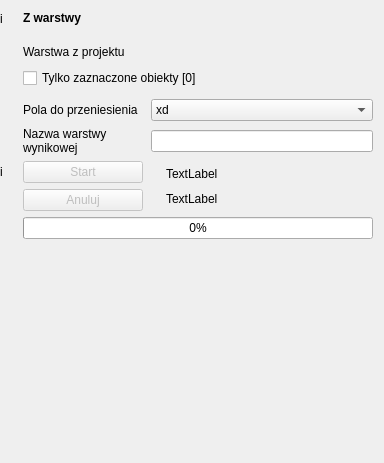
This is gissupport_plugin/modules/uldk/modules/layer_import/main_base.ui in gis-support/gis-support-plugin as Qt 5 draws it before an edit. The edited form follows.
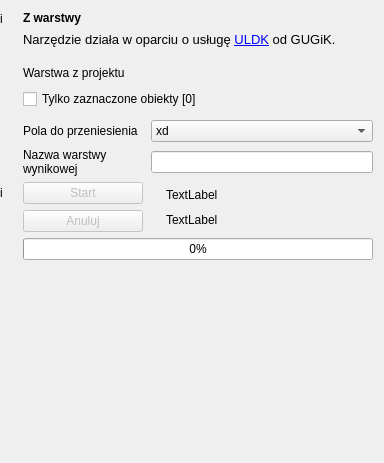
This is the edited form. Custom widgets are drawn as their Qt base class.

```diff
--- a/gissupport_plugin/modules/uldk/modules/layer_import/main_base.ui
+++ b/gissupport_plugin/modules/uldk/modules/layer_import/main_base.ui
@@ -37,7 +37,7 @@
      <property name="horizontalSpacing">
       <number>8</number>
      </property>
-     <item row="7" column="1">
+     <item row="8" column="1">
       <widget class="QPushButton" name="button_start">
        <property name="enabled">
         <bool>false</bool>
@@ -59,7 +59,7 @@
        </property>
       </widget>
      </item>
-     <item row="8" column="1">
+     <item row="9" column="1">
       <widget class="QPushButton" name="button_cancel">
        <property name="enabled">
         <bool>false</bool>
@@ -106,7 +106,7 @@
        </property>
       </widget>
      </item>
-     <item row="1" column="1">
+     <item row="2" column="1">
       <spacer name="verticalSpacer_2">
        <property name="orientation">
         <enum>Qt::Vertical</enum>
@@ -122,7 +122,7 @@
        </property>
       </spacer>
      </item>
-     <item row="4" column="1">
+     <item row="5" column="1">
       <spacer name="verticalSpacer_4">
        <property name="orientation">
         <enum>Qt::Vertical</enum>
@@ -138,7 +138,7 @@
        </property>
       </spacer>
      </item>
-     <item row="2" column="2">
+     <item row="3" column="2">
       <widget class="QgsMapLayerComboBox" name="layer_select" native="true">
        <property name="minimumSize">
         <size>
@@ -170,7 +170,23 @@
        </property>
       </widget>
      </item>
-     <item row="6" column="1">
+     <item row="1" column="1" colspan="2">
+      <widget class="QLabel" name="infoLabel">
+       <property name="text">
+        <string>&lt;html&gt;&lt;head/&gt;&lt;body&gt;&lt;p&gt;&lt;span style=&quot; font-size:10pt;&quot;&gt;Narzędzie działa w oparciu o usługę &lt;a href=&quot;https://uldk.gugik.gov.pl/opis.html&quot;&gt;&lt;span style=&quot; text-decoration: underline; color:#0000ff;&quot;&gt;ULDK&lt;/span&gt;&lt;/a&gt; od GUGiK.&lt;/span&gt;&lt;/p&gt;&lt;/body&gt;&lt;/html&gt;</string>
+       </property>
+       <property name="textFormat">
+        <enum>Qt::RichText</enum>
+       </property>
+       <property name="wordWrap">
+        <bool>true</bool>
+       </property>
+       <property name="openExternalLinks">
+        <bool>true</bool>
+       </property>
+      </widget>
+     </item>
+     <item row="7" column="1">
       <widget class="QLabel" name="label_2">
        <property name="maximumSize">
         <size>
@@ -187,7 +203,7 @@
        </property>
       </widget>
      </item>
-     <item row="7" column="0">
+     <item row="8" column="0">
       <widget class="QLabel" name="label_info_start">
        <property name="maximumSize">
         <size>
@@ -206,7 +222,7 @@
        </property>
       </widget>
      </item>
-     <item row="5" column="1">
+     <item row="6" column="1">
       <widget class="QLabel" name="label_4">
        <property name="maximumSize">
         <size>
@@ -222,7 +238,7 @@
        </property>
       </widget>
      </item>
-     <item row="6" column="2">
+     <item row="7" column="2">
       <widget class="QLineEdit" name="text_edit_target_layer_name">
        <property name="sizePolicy">
         <sizepolicy hsizetype="Preferred" vsizetype="Fixed">
@@ -238,7 +254,7 @@
        </property>
       </widget>
      </item>
-     <item row="7" column="2" rowspan="2">
+     <item row="8" column="2" rowspan="2">
       <layout class="QVBoxLayout" name="verticalLayout_3">
        <property name="leftMargin">
         <number>15</number>
@@ -262,7 +278,7 @@
        </item>
       </layout>
      </item>
-     <item row="3" column="1" colspan="2">
+     <item row="4" column="1" colspan="2">
       <widget class="QCheckBox" name="checkbox_selected_only">
        <property name="minimumSize">
         <size>
@@ -281,7 +297,7 @@
        </property>
       </widget>
      </item>
-     <item row="2" column="1">
+     <item row="3" column="1">
       <widget class="QLabel" name="label">
        <property name="minimumSize">
         <size>
@@ -300,7 +316,7 @@
        </property>
       </widget>
      </item>
-     <item row="5" column="2">
+     <item row="6" column="2">
       <widget class="QgsCheckableComboBox" name="combobox_fields_select">
        <property name="minimumSize">
         <size>
@@ -328,7 +344,7 @@
        </item>
       </widget>
      </item>
-     <item row="9" column="1" colspan="2">
+     <item row="10" column="1" colspan="2">
       <widget class="QProgressBar" name="progress_bar">
        <property name="sizePolicy">
         <sizepolicy hsizetype="Preferred" vsizetype="Fixed">
```
